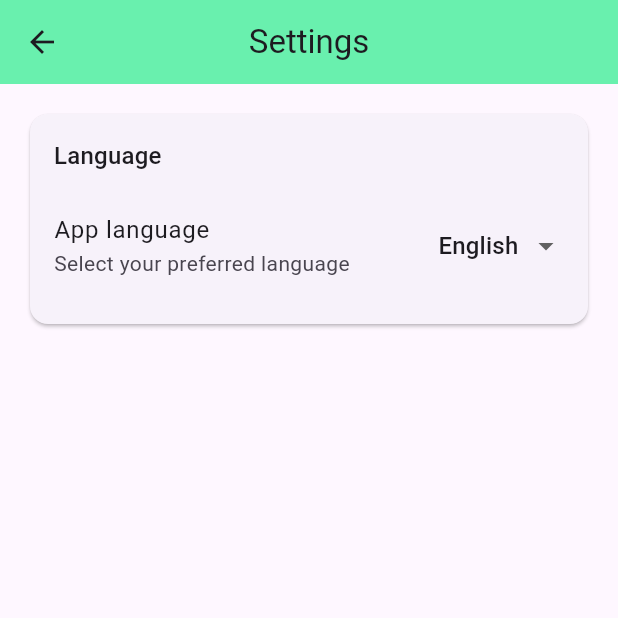
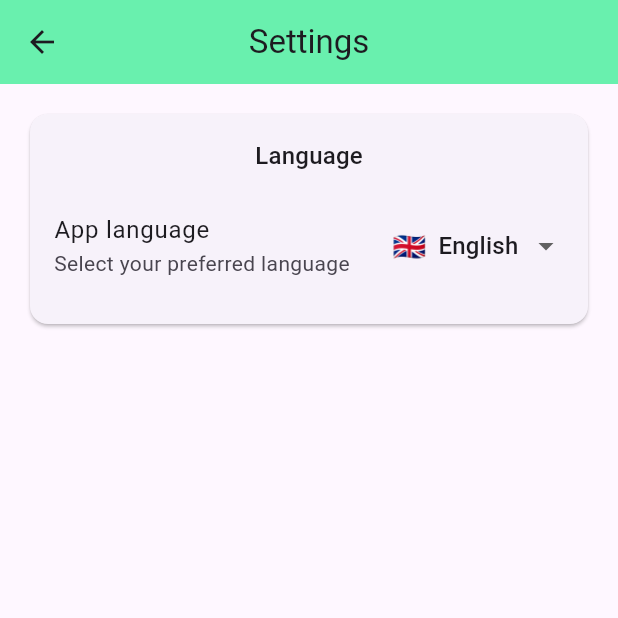
Before and after one commit to michalprog/clean_path, a Flutter app: the SettingsView screen opened directly, on a phone screen of 412 x 824 dp, the top half of it. Run offline on Flutter 3.47's test engine with Material 3 defaults, Android fonts, the phone set to English and light mode, and no system bars; our stand-ins replace animated_text_kit, fl_chart, font_awesome_flutter, get_it, hugeicons, shared_preferences and 3 more; accounts and stored records are empty.

Commit message:
poprawki graficzne ustawienia

```diff
--- a/lib/providers/settings_provider.dart
+++ b/lib/providers/settings_provider.dart
@@ -4,9 +4,6 @@ import '/main/service_locator.dart';
 import '/providers/settings_storage.dart';
 
 class SettingsProvider extends ChangeNotifier {
-  ThemeMode _themeMode = ThemeMode.light;
-  MaterialColor _accentColor = Colors.green;
-  double _textScale = 1.0;
   Locale _locale = const Locale('en');
   final SettingsStorage _storage = getIt<SettingsStorage>();
 
@@ -14,27 +11,8 @@ class SettingsProvider extends ChangeNotifier {
     _loadSavedLocale();
   }
 
-  ThemeMode get themeMode => _themeMode;
-  MaterialColor get accentColor => _accentColor;
-  double get textScale => _textScale;
+
   Locale get locale => _locale;
-
-  bool get isDarkMode => _themeMode == ThemeMode.dark;
-
-  void toggleTheme(bool isDark) {
-    _themeMode = isDark ? ThemeMode.dark : ThemeMode.light;
-    notifyListeners();
-  }
-
-  void updateAccentColor(MaterialColor color) {
-    _accentColor = color;
-    notifyListeners();
-  }
-
-  void updateTextScale(double scale) {
-    _textScale = scale.clamp(0.8, 1.4);
-    notifyListeners();
-  }
 
   Future<void> updateLocale(Locale locale) async {
     if (_locale == locale) return;
--- a/lib/window_widgets/settings_view.dart
+++ b/lib/window_widgets/settings_view.dart
@@ -21,6 +21,13 @@ class SettingsView extends StatelessWidget {
     'de': 'Deutsch',
   };
 
+  static const Map<String, String> _languageFlags = {
+    'pl': '🇵🇱',
+    'en': '🇬🇧',
+    'es': '🇪🇸',
+    'de': '🇩🇪',
+  };
+
   @override
   Widget build(BuildContext context) {
     final l10n = AppLocalizations.of(context)!;
@@ -35,7 +42,7 @@ class SettingsView extends StatelessWidget {
           return SingleChildScrollView(
             padding: const EdgeInsets.all(16),
             child: Column(
-              crossAxisAlignment: CrossAxisAlignment.start,
+              crossAxisAlignment: CrossAxisAlignment.center,
               children: [
                 Card(
                   shape: RoundedRectangleBorder(
@@ -44,7 +51,7 @@ class SettingsView extends StatelessWidget {
                   child: Padding(
                     padding: const EdgeInsets.all(16),
                     child: Column(
-                      crossAxisAlignment: CrossAxisAlignment.start,
+                      crossAxisAlignment: CrossAxisAlignment.center,
                       children: [
                         Text(
                           l10n.languageSectionTitle,
@@ -54,8 +61,7 @@ class SettingsView extends StatelessWidget {
                         ListTile(
                           contentPadding: EdgeInsets.zero,
                           title: Text(l10n.appLanguageTitle),
-                          subtitle:
-                          Text(l10n.appLanguageSubtitle),
+                          subtitle: Text(l10n.appLanguageSubtitle),
                           trailing: DropdownButton<Locale>(
                             value: provider.locale,
                             underline: const SizedBox.shrink(),
@@ -63,7 +69,17 @@ class SettingsView extends StatelessWidget {
                                 .map(
                                   (locale) => DropdownMenuItem<Locale>(
                                 value: locale,
-                                child: Text(_languageLabel(locale)),
+                                child: Row(
+                                  mainAxisSize: MainAxisSize.min,
+                                  children: [
+                                    Text(
+                                      _languageFlag(locale),
+                                      style: const TextStyle(fontSize: 18),
+                                    ),
+                                    const SizedBox(width: 8),
+                                    Text(_languageLabel(locale)),
+                                  ],
+                                ),
                               ),
                             )
                                 .toList(),
@@ -90,4 +106,8 @@ class SettingsView extends StatelessWidget {
     return _languageNames[locale.languageCode] ??
         locale.languageCode.toUpperCase();
   }
+
+  static String _languageFlag(Locale locale) {
+    return _languageFlags[locale.languageCode] ?? '🏳️';
+  }
 }
```
Also changed, not shown: lib/l10n/l10n.dart (+13 -0 lines).
